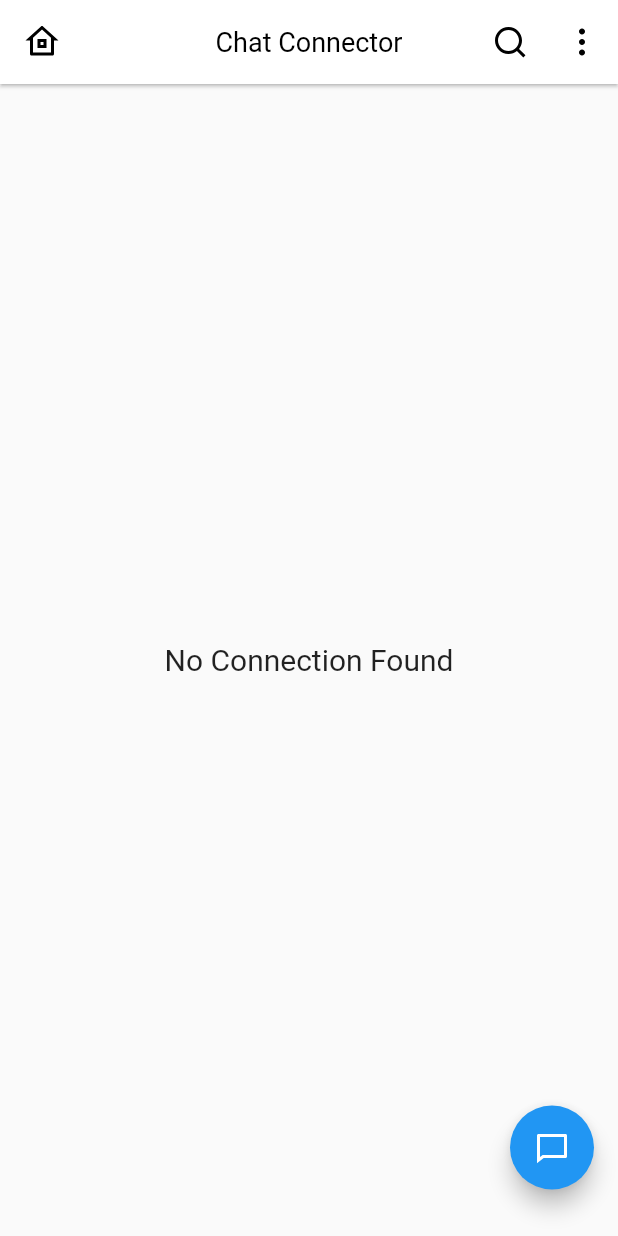
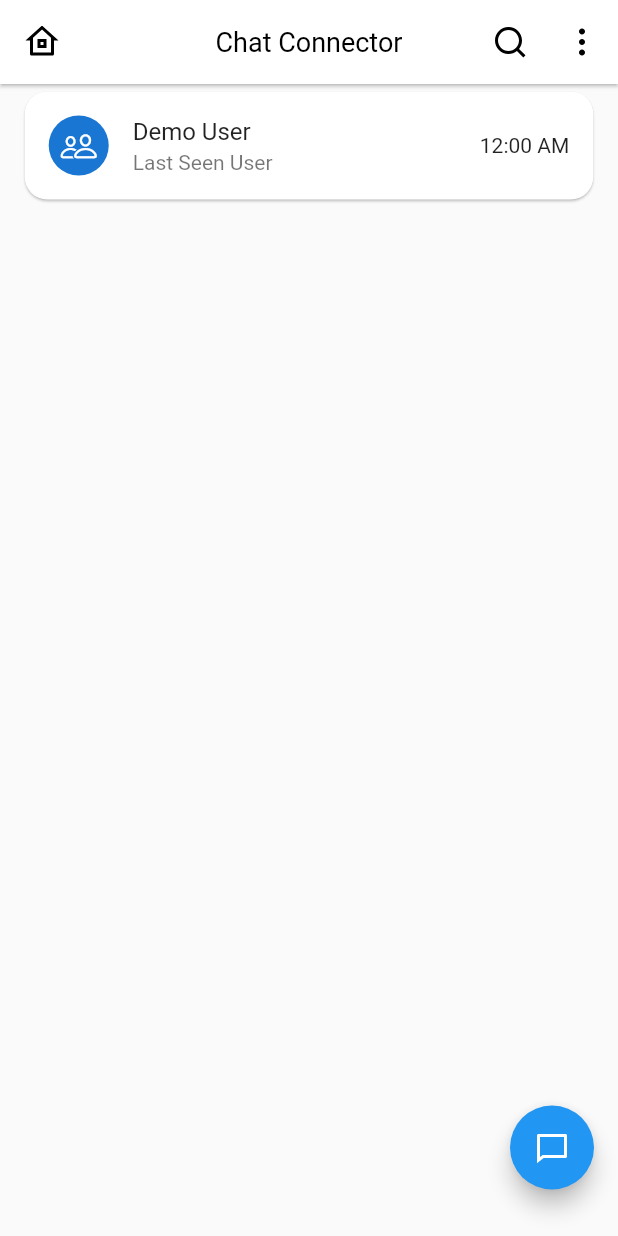
Before and after one commit to Avinash174/CHAT-CONNECTOR, a Flutter app: the HomeScreen screen opened directly, on a phone screen of 412 x 824 dp. Run offline on Flutter 3.47's test engine with Material 2 defaults, Android fonts, the light colour scheme and no system bars; our stand-ins replace cached_network_image, cloud_firestore, firebase_auth, firebase_core, firebase_storage, google_sign_in and 2 more; accounts and stored records are empty.

Commit message:
new functionality add

```diff
--- a/lib/screens/home_screen.dart
+++ b/lib/screens/home_screen.dart
@@ -2,6 +2,7 @@ import 'package:connector/apis/apis.dart';
 import 'package:connector/main.dart';
 import 'package:connector/models/chat_user.dart';
 import 'package:connector/screens/profile_screen.dart';
+import 'package:connector/widgets/chat_user_card.dart';
 import 'package:flutter/cupertino.dart';
 import 'package:flutter/material.dart';
 import 'package:remixicon/remixicon.dart';
@@ -111,47 +112,21 @@ class _HomeScreenState extends State<HomeScreen> {
             ),
           ),
           body: StreamBuilder(
-            stream: APIs.getAllUser(),
-            builder: (context, snapshot) {
-              switch (snapshot.connectionState) {
-                case ConnectionState.waiting:
-                case ConnectionState.none:
-                  return const Center(child: CircularProgressIndicator());
-
-                case ConnectionState.active:
-                case ConnectionState.done:
-                  final data = snapshot.data?.docs;
-
-                  list =
-                      data?.map((e) => chatUser.fromJson(e.data())).toList() ??
-                          [];
-                  if (list.isNotEmpty) {
-                    return ListView.builder(
-                        padding: EdgeInsets.only(
-                          top: mq.height * 0.01,
-                        ),
-                        physics: const BouncingScrollPhysics(),
-                        itemCount:
-                            _isSearching ? searchList.length : list.length,
-                        itemBuilder: (context, index) {
-                          // return ChatUserCard(
-                          //     user: _isSearching
-                          //         ? searchList[index]
-                          //         : list[index]);
-                        });
-                  } else {
-                    return const Center(
-                      child: Text(
-                        'No Connection Found',
-                        style: TextStyle(
-                          fontSize: 20,
-                        ),
-                      ),
-                    );
-                  }
-              }
+            stream: APIs.firebaseFirestore.collection('users').snapshots(),
+            builder: (BuildContext context, AsyncSnapshot<dynamic> snapshot) {
+              final _list = [];
+              return ListView.builder(
+                itemCount: 1,
+                padding: EdgeInsets.only(top: mq.height * .0),
+                physics: const BouncingScrollPhysics(),
+                itemBuilder: (BuildContext context, int index) {
+                  return const ChatUserCard();
+                },
+              );
             },
           ),
+
+          //
         ),
       ),
     );
--- /dev/null
+++ b/lib/widgets/chat_user_card.dart
@@ -0,0 +1,42 @@
+import 'package:connector/main.dart';
+import 'package:flutter/cupertino.dart';
+import 'package:flutter/material.dart';
+
+class ChatUserCard extends StatefulWidget {
+  const ChatUserCard({super.key});
+
+  @override
+  State<ChatUserCard> createState() => _ChatUserCardState();
+}
+
+class _ChatUserCardState extends State<ChatUserCard> {
+  @override
+  Widget build(BuildContext context) {
+    return Card(
+      margin: EdgeInsets.symmetric(horizontal: mq.width * .04, vertical: 5),
+      shape: RoundedRectangleBorder(
+        borderRadius: BorderRadius.circular(15.0),
+      ),
+      elevation: 0.7,
+      child: InkWell(
+        onTap: () {},
+        child: const ListTile(
+          leading: CircleAvatar(
+            child: Icon(
+              CupertinoIcons.person_2,
+            ),
+          ),
+          title: Text('Demo User'),
+          subtitle: Text(
+            'Last Seen User',
+            style: TextStyle(
+              color: Colors.black54,
+            ),
+            maxLines: 1,
+          ),
+          trailing: Text('12:00 AM'),
+        ),
+      ),
+    );
+  }
+}
```
